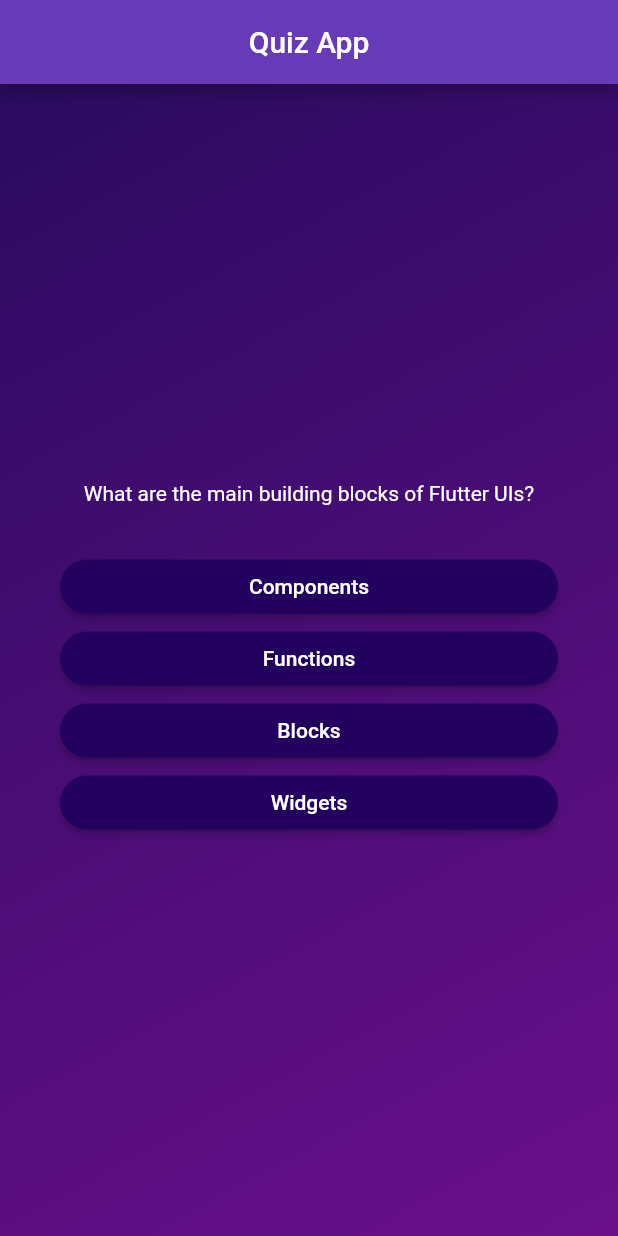
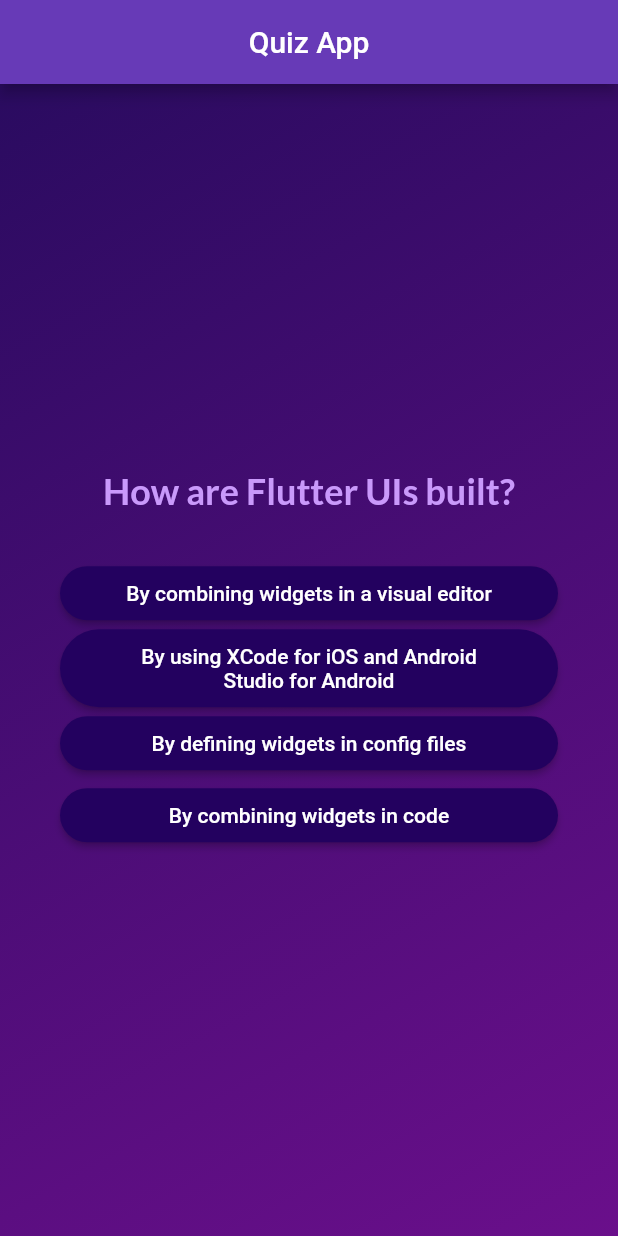
Before and after one commit to azutsavv/quiz_app, a Flutter app: the screen it shows after launch, after a tap on "Start", after a tap on "Components", on a phone screen of 412 x 824 dp. Run offline on Flutter 3.47's test engine with Material 2 defaults, Android fonts, the phone set to English and light mode, and no system bars; our stand-ins replace google_fonts.

Commit message:
questoin screen cmpleted , work on result screen left

```diff
--- a/lib/answers_button.dart
+++ b/lib/answers_button.dart
@@ -24,7 +24,7 @@ class answerButton extends StatelessWidget {
 
 
       ),
-      child: Text(answerTtext),
+      child: Text(answerTtext,textAlign: TextAlign.center,),
 
     );
   }
--- a/lib/launch.dart
+++ b/lib/launch.dart
@@ -1,4 +1,5 @@
 import 'package:flutter/material.dart';
+import 'package:google_fonts/google_fonts.dart';
 
 class launch extends StatelessWidget {
   static const routename = '/launch';
@@ -35,9 +36,9 @@ class launch extends StatelessWidget {
             height: ht * 0.03,
           ),
 
-          const Text(
+          Text(
             "Quiz App",
-            style: TextStyle(
+            style: GoogleFonts.lato(
               fontSize: 30,
               color: Colors.white,
               fontWeight: FontWeight.bold,
--- a/lib/question_scree.dart
+++ b/lib/question_scree.dart
@@ -1,19 +1,30 @@
 import 'package:flutter/material.dart';
+import 'package:google_fonts/google_fonts.dart';
 import 'package:quiz_app/answers_button.dart';
 import 'package:quiz_app/data/questions.dart';
-import 'package:quiz_app/quiz_question.dart';
 
 class question_screen extends StatefulWidget {
-  const question_screen({super.key});
+  const question_screen({super.key, required this.onSelectAnswer});
+
+  final void Function(String answer) onSelectAnswer;
 
   @override
   State<question_screen> createState() => _question_screenState();
 }
 
 class _question_screenState extends State<question_screen> {
-  final currentquestiton = qestoins[0];
+  var currentQuesttionIndex = 0;
 
+  void answerquestion(String selectedAnswer) {
+    widget.onSelectAnswer(selectedAnswer);
+    setState(() {
+      currentQuesttionIndex++;
+    });
+  }
+
+  @override
   Widget build(BuildContext context) {
+    final currentquestiton = qestoins[currentQuesttionIndex];
     return Center(
       child: Container(
         margin: const EdgeInsets.all(40),
@@ -23,7 +34,11 @@ class _question_screenState extends State<question_screen> {
           children: [
             Text(
               currentquestiton.text,
-              style: const TextStyle(color: Colors.white),
+              style: GoogleFonts.lato(
+                fontSize: 24,
+                fontWeight: FontWeight.bold,
+                color: const Color.fromARGB(255, 201, 153, 251),
+              ),
               textAlign: TextAlign.center,
             ),
             const SizedBox(
@@ -32,10 +47,11 @@ class _question_screenState extends State<question_screen> {
             ...currentquestiton.getshuffledAnswer().map((answers) {
               return answerButton(
                 answerTtext: answers,
-                ontap: () {},
+                ontap: () {
+                  answerquestion(answers);
+                },
               );
             }),
-
           ],
         ),
       ),
--- a/lib/quiz.dart
+++ b/lib/quiz.dart
@@ -1,4 +1,5 @@
 import 'package:flutter/material.dart';
+import 'package:quiz_app/data/questions.dart';
 import 'package:quiz_app/question_scree.dart';
 import 'launch.dart';
 
@@ -14,6 +15,7 @@ class Quiz extends StatefulWidget {
 // turnary operator and assigning a string instead of widget.
 
 class _QuizState extends State<Quiz> {
+  List<String> selectedAnswer = [];
   var activescreen = "launch";
 
   // @override
@@ -26,6 +28,17 @@ class _QuizState extends State<Quiz> {
     setState(() {
       activescreen = "question-screen";
     });
+  }
+
+  void chooseAnswer(String answer) {
+    selectedAnswer.add(answer);
+
+    if (selectedAnswer.length == qestoins.length) {
+      setState(() {
+        selectedAnswer = [];
+        activescreen = "launch";
+      });
+    }
   }
 
   @override
@@ -46,7 +59,7 @@ class _QuizState extends State<Quiz> {
           ], begin: Alignment.topLeft, end: Alignment.bottomRight)),
           child: activescreen == "launch"
               ? launch(switchscreen)
-              : const question_screen(),
+              : question_screen(onSelectAnswer: chooseAnswer),
         ),
       ),
     );
--- a/pubspec.yaml
+++ b/pubspec.yaml
@@ -30,7 +30,7 @@ environment:
 dependencies:
   flutter:
     sdk: flutter
-
+  google_fonts: ^5.1.0
 
   # The following adds the Cupertino Icons font to your application.
   # Use with the CupertinoIcons class for iOS style icons.
```
Also changed, not shown: pubspec.lock, 1 other file.
